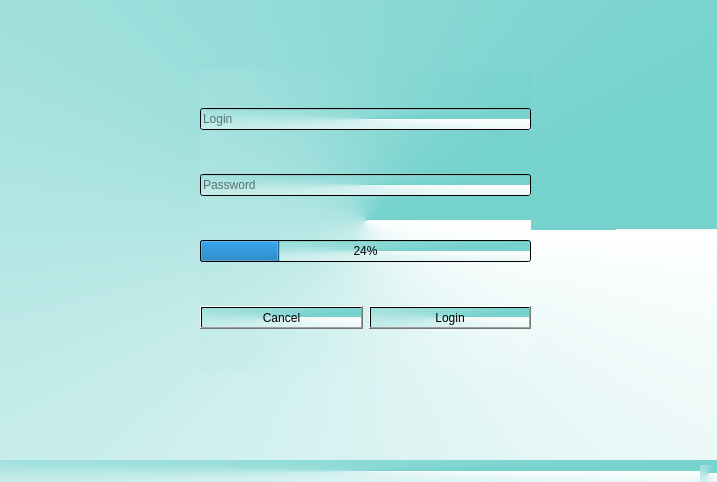
The window that login.ui (chidelmun/SNI) describes before a commit, drawn with Qt 5.
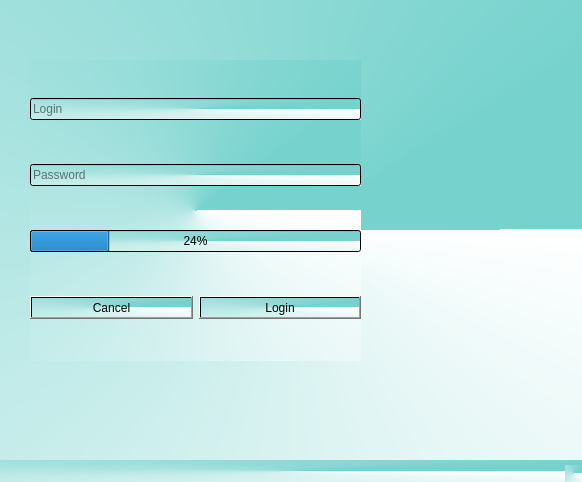
The same window after the commit.

Diff of the .ui file:
```diff
--- a/login.ui
+++ b/login.ui
@@ -6,7 +6,7 @@
    <rect>
     <x>0</x>
     <y>0</y>
-    <width>717</width>
+    <width>582</width>
     <height>482</height>
    </rect>
   </property>
@@ -20,8 +20,8 @@
    <widget class="QWidget" name="">
     <property name="geometry">
      <rect>
-      <x>200</x>
-      <y>70</y>
+      <x>30</x>
+      <y>60</y>
       <width>331</width>
       <height>301</height>
      </rect>
```
Left out of the diff: 2 changed lines with no effect on the pictures.
